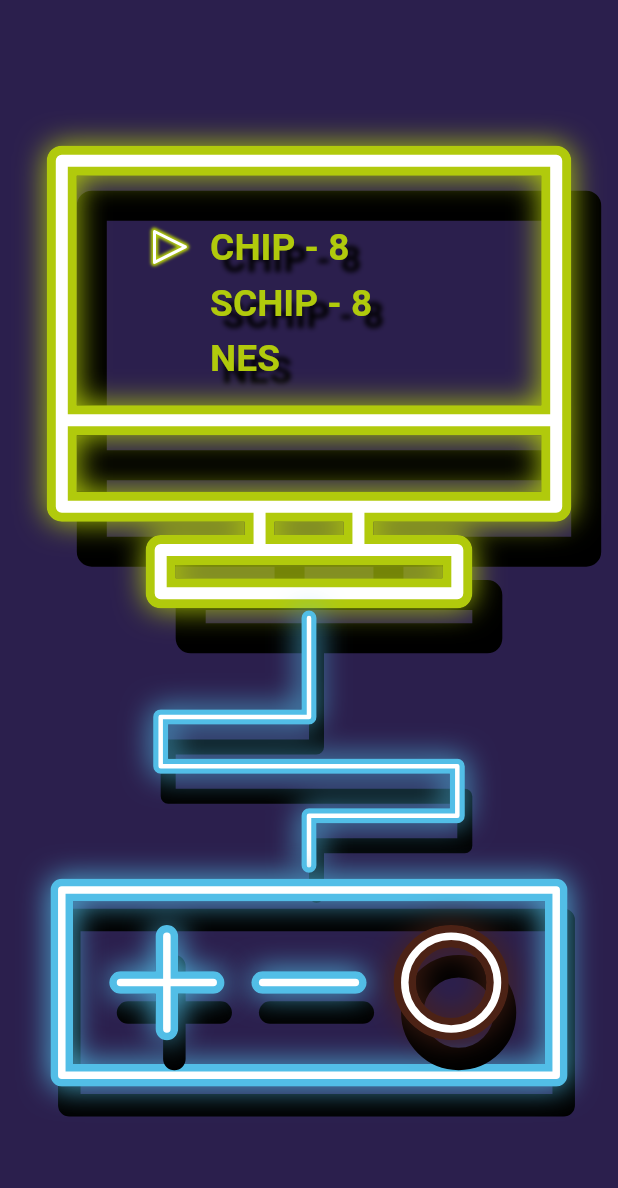
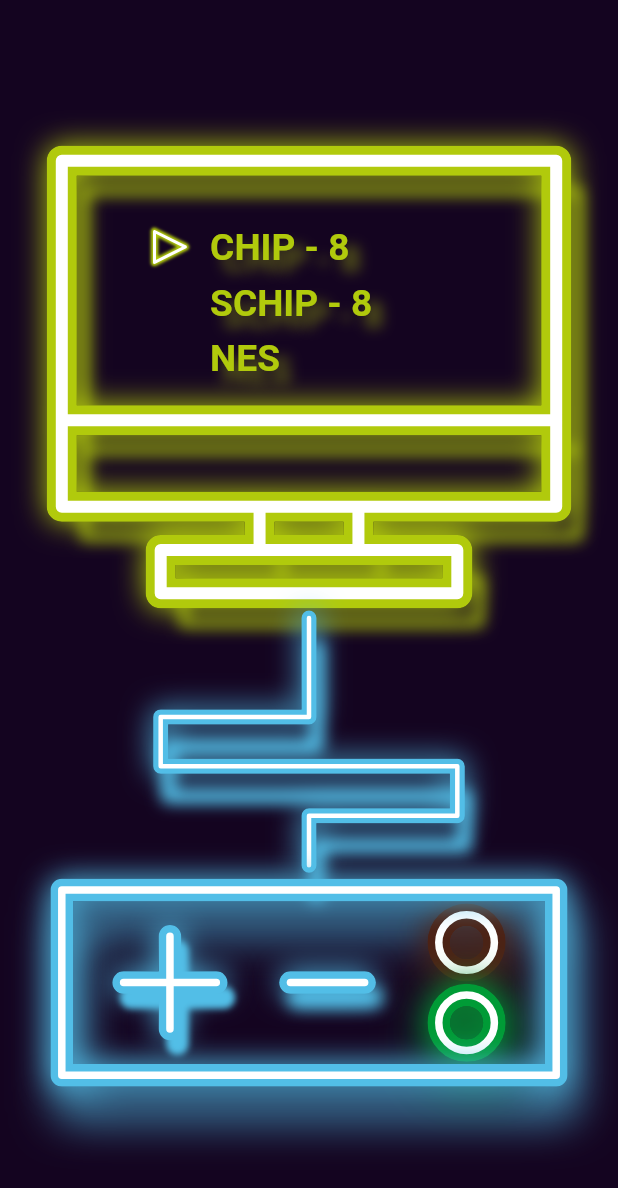
Before and after one commit to Literal-Eval/Chip_8-Flutter, a Flutter app: the screen it shows after launch, on a phone screen of 412 x 824 dp. Shown: the top 1188 px of the screen. Run offline on Flutter 3.47's test engine with Material 2 defaults, Android fonts, the light colour scheme and no system bars; our stand-ins replace flutter_riverpod, just_audio; missing offline and left inert: audio_session, just_audio_web; Roboto replaces fonts that are missing (Abang).

Commit message:
add choose button

```diff
--- a/lib/data/constants.dart
+++ b/lib/data/constants.dart
@@ -7,16 +7,17 @@ const int kRefRate = 60;
 // const Color kSecondaryColor = Color(0xFF31322D);
 
 const Color kPrimaryColor = Color(0xFFE5A632);
-// const Color kSecondaryColor = Color(0xFF140420);
-const Color kSecondaryColor = Color(0xFF2B1F4D);
-const Color kButtonColor = Color(0xFF4C2215);
+const Color kSecondaryColor = Color(0xFF140420);
+// const Color kSecondaryColor = Color(0xFF281D48);
+const Color kPowerButtonColor = Color(0xFF4C2215);
+const Color kStartButtonColor = Color(0xFF009B36);
 const Color kGreenNeonColor = Color(0xFFB1CA0C);
 const Color kBlueNeonColor = Color(0xFF52BEE7);
 
 // SanFransisco Color Pallete
 
-// ff7486
-// fc0174
-// c70554
-// 310a3f
-// 140420
+// #ff7486
+// #fc0174
+// #c70554
+// #310a3f
+// #140420
--- a/lib/screens/home_screen.dart
+++ b/lib/screens/home_screen.dart
@@ -1,4 +1,5 @@
 import 'package:chip_8_flutter/chip_8/models/display.dart';
+import 'package:chip_8_flutter/screens/select_rom.dart';
 import 'package:chip_8_flutter/utils/size_config.dart';
 import 'package:chip_8_flutter/widgets/custom_painters/choose_emu_tile.dart';
 import 'package:chip_8_flutter/widgets/custom_painters/home_screen_controls_painter.dart';
@@ -42,9 +43,9 @@ class _HomeScreenState extends State<HomeScreen> {
             //   child: MenuButton(
             //     text: 'CHIP-8',
             //     onPressed: () {
-            //       Navigator.push(context, MaterialPageRoute(builder: (context) {
-            //         return const SelectROMScreen();
-            //       }));
+            // Navigator.push(context, MaterialPageRoute(builder: (context) {
+            //   return const SelectROMScreen();
+            // }));
             //     },
             //   ),
             // ),
@@ -108,6 +109,7 @@ class _HomeScreenState extends State<HomeScreen> {
               height: SizeConfig.heightPercent * 2,
             ),
             CustomPaint(
+              painter: HomeScreenControlsPainter(isForeground: false),
               child: SizedBox(
                 width: SizeConfig.widthPercent * 80,
                 height: SizeConfig.heightPercent * 15,
@@ -123,7 +125,7 @@ class _HomeScreenState extends State<HomeScreen> {
                       },
                     ),
                     SizedBox(
-                      width: SizeConfig.widthPercent * 8,
+                      width: SizeConfig.widthPercent * 12,
                     ),
                     HomeScreenMinusButton(
                       onPressed: () {
@@ -134,19 +136,41 @@ class _HomeScreenState extends State<HomeScreen> {
                       },
                     ),
                     SizedBox(
-                      width: SizeConfig.widthPercent * 8,
+                      width: SizeConfig.widthPercent * 12,
                     ),
-                    HomeScreenPowerButton(
-                      onPressed: () {
-                        setState(() {
-                          isRunning = !isRunning;
-                        });
-                      },
+                    Column(
+                      mainAxisAlignment: MainAxisAlignment.center,
+                      children: [
+                        HomeScreenRoundButton(
+                          isPower: true,
+                          onPressed: () {
+                            setState(() {
+                              isRunning = !isRunning;
+                            });
+                          },
+                        ),
+                        SizedBox(
+                          height: SizeConfig.heightPercent * 2,
+                        ),
+                        HomeScreenRoundButton(
+                          isPower: false,
+                          onPressed: () {
+                            Navigator.push(
+                              context,
+                              MaterialPageRoute(
+                                builder: (context) {
+                                  return const SelectROMScreen();
+                                },
+                              ),
+                            );
+                          },
+                        ),
+                      ],
                     ),
                   ],
                 ),
               ),
-              painter: HomeScreenControlsPainter(),
+              foregroundPainter: HomeScreenControlsPainter(isForeground: true),
             ),
           ],
         ),
--- a/lib/widgets/custom_painters/choose_emu_tile.dart
+++ b/lib/widgets/custom_painters/choose_emu_tile.dart
@@ -43,11 +43,11 @@ class _EmuListTileState extends State<EmuListTile> {
               color: kGreenNeonColor,
               fontWeight: FontWeight.bold,
               fontFamily: 'Abang',
-              shadows: const [
+              shadows: [
                 Shadow(
-                  color: Colors.black,
-                  blurRadius: 4,
-                  offset: Offset(8, 8),
+                  color: kGreenNeonColor.withOpacity(0.5),
+                  blurRadius: 10,
+                  offset: const Offset(8, 8),
                 ),
               ],
             ),
--- a/lib/widgets/custom_painters/home_screen_controls_painter.dart
+++ b/lib/widgets/custom_painters/home_screen_controls_painter.dart
@@ -2,6 +2,12 @@ import 'package:chip_8_flutter/data/constants.dart';
 import 'package:flutter/material.dart';
 
 class HomeScreenControlsPainter extends CustomPainter {
+  HomeScreenControlsPainter({
+    required this.isForeground,
+  });
+
+  final isForeground;
+
   @override
   void paint(Canvas canvas, Size size) {
     final path = Path();
@@ -26,10 +32,14 @@ class HomeScreenControlsPainter extends CustomPainter {
       ..strokeJoin = StrokeJoin.round
       ..style = PaintingStyle.stroke;
 
+    if (!isForeground) {
       canvas.drawPath(
         path.shift(const Offset(5, 20)),
-      paint..color = Colors.black,
+        paint
+          ..color = kBlueNeonColor
+          ..maskFilter = const MaskFilter.blur(BlurStyle.normal, 15),
       );
+    } else {
       paint.color = kBlueNeonColor;
       canvas.drawPath(path, paint);
       canvas.drawPath(
@@ -38,6 +48,7 @@ class HomeScreenControlsPainter extends CustomPainter {
       );
       canvas.drawPath(path, fPaint);
     }
+  }
 
   @override
   bool shouldRepaint(covariant CustomPainter oldDelegate) {
--- a/lib/widgets/custom_painters/power_button_painter.dart
+++ b/lib/widgets/custom_painters/round_button_painter.dart
@@ -3,7 +3,13 @@ import 'dart:math' as math;
 import 'package:chip_8_flutter/data/constants.dart';
 import 'package:flutter/material.dart';
 
-class PowerButtonPainter extends CustomPainter {
+class RoundButtonPainter extends CustomPainter {
+  RoundButtonPainter({
+    required this.isPower,
+  });
+
+  final bool isPower;
+
   @override
   void paint(Canvas canvas, Size size) {
     final path = Path();
@@ -17,7 +23,7 @@ class PowerButtonPainter extends CustomPainter {
 
     final paint = Paint()
       ..strokeWidth = 15
-      ..color = kButtonColor
+      ..color = isPower ? kPowerButtonColor : kStartButtonColor
       ..strokeCap = StrokeCap.round
       ..strokeJoin = StrokeJoin.round
       ..style = PaintingStyle.stroke;
@@ -30,10 +36,14 @@ class PowerButtonPainter extends CustomPainter {
       ..style = PaintingStyle.stroke;
 
     canvas.drawPath(
-      path.shift(const Offset(5, 20)),
-      paint..color = Colors.black,
+      path.shift(const Offset(5, 10)),
+      paint
+        ..color = isPower ? kPowerButtonColor : kStartButtonColor
+        ..maskFilter = const MaskFilter.blur(BlurStyle.normal, 20),
     );
-    paint.color = kButtonColor;
+    paint
+      ..color = isPower ? kPowerButtonColor : kStartButtonColor
+      ..maskFilter = null;
     canvas.drawPath(path, paint);
     canvas.drawPath(
       path,
--- a/lib/widgets/home_screen_minus_button.dart
+++ b/lib/widgets/home_screen_minus_button.dart
@@ -16,8 +16,8 @@ class HomeScreenMinusButton extends StatelessWidget {
       onTap: onPressed,
       child: CustomPaint(
         size: Size(
-          SizeConfig.widthPercent * 15,
-          SizeConfig.widthPercent * 15,
+          SizeConfig.widthPercent * 12,
+          SizeConfig.widthPercent * 12,
         ),
         painter: MinusButtonPainter(),
       ),
--- a/lib/widgets/home_screen_power_button.dart
+++ b/lib/widgets/home_screen_power_button.dart
@@ -1,14 +1,16 @@
 import 'package:chip_8_flutter/utils/size_config.dart';
-import 'package:chip_8_flutter/widgets/custom_painters/power_button_painter.dart';
+import 'package:chip_8_flutter/widgets/custom_painters/round_button_painter.dart';
 import 'package:flutter/material.dart';
 
-class HomeScreenPowerButton extends StatelessWidget {
-  const HomeScreenPowerButton({
+class HomeScreenRoundButton extends StatelessWidget {
+  const HomeScreenRoundButton({
     required this.onPressed,
+    required this.isPower,
     Key? key,
   }) : super(key: key);
 
   final Function() onPressed;
+  final bool isPower;
 
   @override
   Widget build(BuildContext context) {
@@ -16,10 +18,10 @@ class HomeScreenPowerButton extends StatelessWidget {
       onTap: onPressed,
       child: CustomPaint(
         size: Size(
-          SizeConfig.widthPercent * 15,
-          SizeConfig.widthPercent * 15,
+          SizeConfig.widthPercent * 9,
+          SizeConfig.widthPercent * 9,
         ),
-        painter: PowerButtonPainter(),
+        painter: RoundButtonPainter(isPower: isPower),
       ),
     );
   }
```
Also changed, not shown: lib/widgets/custom_painters/home_screen_display_painter.dart (+5 -2 lines), lib/widgets/custom_painters/home_screen_wire_painter.dart (+6 -2 lines), lib/widgets/custom_painters/minus_button_painter.dart (+7 -3 lines), lib/widgets/custom_painters/plus_button_painter.dart (+7 -3 lines). Lines whose indentation alone changed are shown as unchanged.
